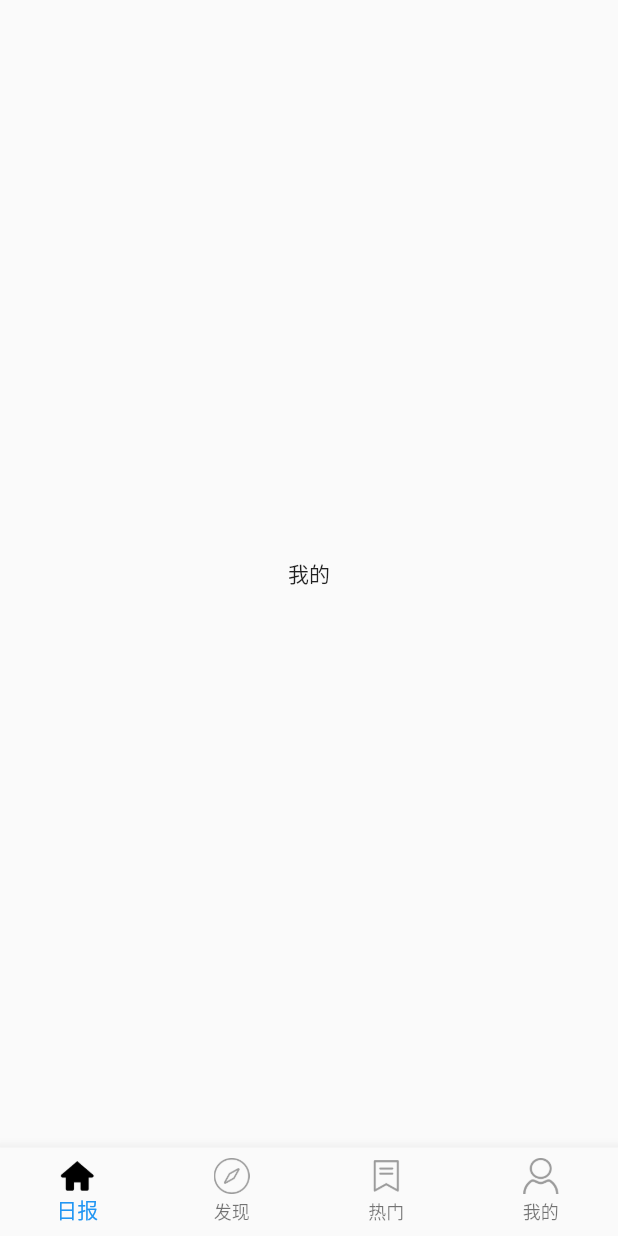
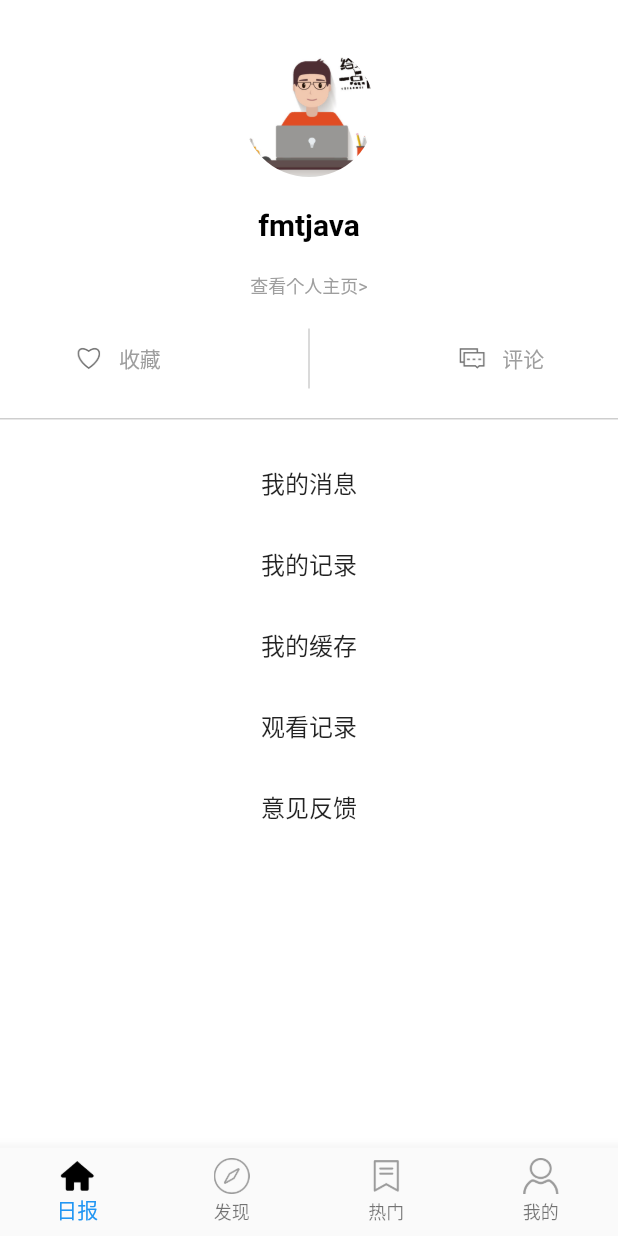
Before and after one commit to baidumao/openeyes, a Flutter app: the screen it shows after launch, swiped to page 4, on a phone screen of 412 x 824 dp. Run offline on Flutter 3.47's test engine with Material 2 defaults, Android fonts, the phone set to English and light mode, and no system bars; our stand-ins replace cached_network_image, flutter_swiper, fluttertoast, get, pull_to_refresh, share and 1 more; missing offline and left inert: flustars, flutter_splash_screen; network calls fail.

Commit message:
个人页面

```diff
--- /dev/null
+++ b/lib/config/constant.dart
@@ -0,0 +1,5 @@
+class Constant {
+
+  static String watchHistoryList = "watch_history_list";
+  static String userAvatarPath = "user_avatar_path";
+}
--- a/lib/pages/mine_page.dart
+++ b/lib/pages/mine_page.dart
@@ -1,14 +1,113 @@
 import 'package:flutter/material.dart';
+import 'package:flutter/services.dart';
+
 class MinePage extends StatefulWidget {
   @override
   _MinePageState createState() => _MinePageState();
 }
 
 class _MinePageState extends State<MinePage> {
+  var _imageFile;
+
   @override
   Widget build(BuildContext context) {
-    return Center(
-      child: Text("我的"),
+    return AnnotatedRegion<SystemUiOverlayStyle>(
+        child: Container(
+          color: Colors.white,
+          child: SafeArea(
+              child: Column(
+            children: <Widget>[
+              GestureDetector(
+                child: Padding(
+                  padding: EdgeInsets.only(top: 30),
+                  child: CircleAvatar(
+                    backgroundColor: Colors.transparent,
+                    radius: 44,
+                    backgroundImage: AssetImage('images/ic_img_avatar.png')
+//                    AssetImage('images/ic_img_avatar.png')
+//                        : FileImage(_imageFile),
+                  ),
+                ),
+                //头像点击
+                onTap: () {},
+              ),
+              Container(
+                alignment: Alignment.topCenter,
+                margin: EdgeInsetsDirectional.only(top: 20),
+                child: Text(
+                  "fmtjava",
+                  style: TextStyle(
+                      fontWeight: FontWeight.bold,
+                      fontSize: 20,
+                      color: Colors.black),
+                ),
+              ),
+              Container(
+                alignment: Alignment.topCenter,
+                margin: EdgeInsetsDirectional.only(top: 20),
+                child: Text(
+                  "查看个人主页>",
+                  style: TextStyle(fontSize: 12, color: Colors.grey),
+                ),
+              ),
+              Container(
+                margin: EdgeInsets.only(top: 20),
+                child: Row(
+                  mainAxisAlignment: MainAxisAlignment.spaceAround,
+                  children: <Widget>[
+                    _operateWidget('images/icon_like_grey.png', '收藏'),
+                    Container(
+                      width: 0.5,
+                      height: 40,
+                      color: Colors.grey,
+                    ),
+                    _operateWidget('images/icon_comment_grey.png', '评论'),
+                  ],
+                ),
+              ),
+             Container(
+               margin: EdgeInsets.only(top: 20),
+               height: 0.5,
+               color: Colors.grey,
+             ),
+              _settingWidget('我的消息'),
+              _settingWidget('我的记录'),
+              _settingWidget('我的缓存'),
+              _settingWidget('观看记录', callback: () {
+
+              }),
+              _settingWidget('意见反馈')
+            ],
+          )),
+        ),
+        value: SystemUiOverlayStyle.dark);
+  }
+
+  Widget _operateWidget(String image, String text) {
+    return Row(
+      children: <Widget>[
+        Image.asset(image, width: 20, height: 20),
+        Padding(
+          padding: EdgeInsets.only(left: 10),
+          child: Text(
+            text,
+            style: TextStyle(fontSize: 14, color: Colors.grey),
+          ),
+        )
+      ],
+    );
+  }
+
+  Widget _settingWidget(String text, {VoidCallback callback}) {
+    return GestureDetector(
+      onTap: callback,
+      child: Padding(
+        padding: EdgeInsets.only(top: 30),
+        child: Text(
+          text,
+          style: TextStyle(fontSize: 16, color: Colors.black87),
+        ),
+      ),
     );
   }
 }
--- a/pubspec.yaml
+++ b/pubspec.yaml
@@ -66,6 +66,12 @@ flutter:
     - images/ic_hot_selected.png
     - images/ic_mine_normal.png
     - images/ic_mine_selected.png
+    - images/ic_img_avatar.png
+    - images/ic_hot_selected.png
+    - images/icon_like_grey.png
+    - images/icon_comment_grey.png
+    - images/icon_like.png
+    - images/icon_comment.png
 
   # An image asset can refer to one or more resolution-specific "variants", see
   # https://flutter.dev/assets-and-images/#resolution-aware.
```
Also changed, not shown: images/ic_img_avatar.png (added), images/icon_comment.png (added), images/icon_comment_grey.png (added), images/icon_like.png (added), images/icon_like_grey.png (added).
